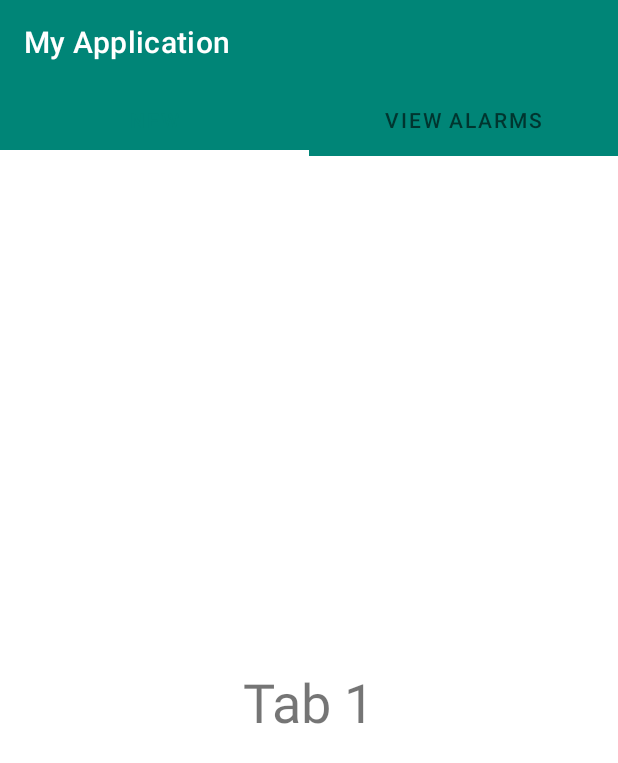
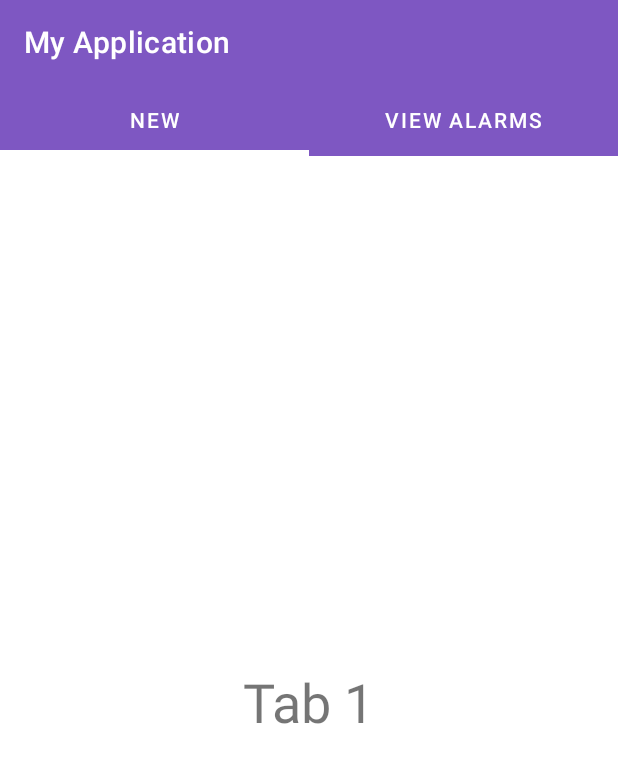
Before and after one commit to biancadragomir/bsc-mobile, an Android app: the screen it shows after launch (MainActivity), on a phone screen of 412 x 824 dp. Shown: the top 763 px of the screen. Run offline under Robolectric (Android 15) with nearby library versions, the phone set to English and light mode, and no system bars.

Commit message:
tabs working, about to add alarm stuff

```diff
--- a/app/src/main/java/app/bsc/db/drawing/Tab1Fragment.kt
+++ b/app/src/main/java/app/bsc/db/drawing/Tab1Fragment.kt
@@ -11,4 +11,8 @@ class Tab1Fragment : Fragment() {
     override fun onCreateView(inflater: LayoutInflater, container: ViewGroup?, savedInstanceState: Bundle?): View? {
         return inflater.inflate(R.layout.fragment_one, container, false)
     }
+
+
+
+
 }
--- a/app/src/main/java/app/bsc/db/drawing/TabAdapter.kt
+++ b/app/src/main/java/app/bsc/db/drawing/TabAdapter.kt
@@ -1,6 +1,6 @@
 package app.bsc.db.drawing
 
-import androidx.annotation.Nullable
+import android.util.Log
 import androidx.fragment.app.Fragment
 import androidx.fragment.app.FragmentManager
 import androidx.fragment.app.FragmentStatePagerAdapter
@@ -19,8 +19,8 @@ class TabAdapter internal constructor(fm: FragmentManager) : FragmentStatePagerA
         mFragmentTitleList.add(title)
     }
 
-    @Nullable
     override fun getPageTitle(position: Int): CharSequence? {
+        Log.i("TabAdapter", "getting page title - "+ mFragmentTitleList[position])
         return mFragmentTitleList[position]
     }
 
--- a/app/src/main/java/app/bsc/db/drawing/TabNavigationActivity.kt
+++ b/app/src/main/java/app/bsc/db/drawing/TabNavigationActivity.kt
@@ -14,6 +14,9 @@ import androidx.appcompat.widget.Toolbar
 class TabNavigationActivity : AppCompatActivity() {
     private val listFragment = listOf(TouchFeedbackFragment(),FloatingTextFragment())
     private var mSectionsPagerAdapter: SectionsPagerAdapter? = null
+
+
+
     override fun onCreate(savedInstanceState: Bundle?) {
         super.onCreate(savedInstanceState)
         setContentView(R.layout.activity_tab_navigation)
--- a/app/src/main/res/drawable/launch_screen.xml
+++ b/app/src/main/res/drawable/launch_screen.xml
@@ -1,7 +1,7 @@
 <?xml version="1.0" encoding="utf-8"?>
 <layer-list xmlns:android="http://schemas.android.com/apk/res/android"
             android:opacity="transparent">
-    <item android:drawable="@color/colorPrimaryDark"/>
+    <item android:drawable="@color/primaryDarkColor"/>
     <item>
         <bitmap
 
--- a/app/src/main/res/layout/activity_main.xml
+++ b/app/src/main/res/layout/activity_main.xml
@@ -13,13 +13,17 @@
             app:tabGravity="fill"
             app:tabIndicatorColor="@color/white"
             app:tabIndicatorHeight="4dp"
-            app:tabBackground="@color/colorPrimary"
-            app:tabMode="fixed">
+            app:tabBackground="@color/primaryColor"
+            app:tabMode="fixed"
+            app:tabTextColor="@color/white"
+    >
     </com.google.android.material.tabs.TabLayout>
     <androidx.viewpager.widget.ViewPager
             android:id="@+id/viewPager"
             android:layout_width="match_parent"
-            android:layout_height="match_parent">
+            android:layout_height="match_parent"
+            android:theme="@android:style/ThemeOverlay.Material.Dark"
+    >
     </androidx.viewpager.widget.ViewPager>
 </LinearLayout>
 
--- a/app/src/main/res/layout/app_bar.xml
+++ b/app/src/main/res/layout/app_bar.xml
@@ -5,7 +5,7 @@
                                    android:id="@+id/toolbar"
                                    android:layout_width="match_parent"
                                    android:layout_height="?attr/actionBarSize"
-                                   android:background="@color/colorPrimary"
+                                   android:background="@color/primaryColor"
                                    android:gravity="center_vertical"
                                    app:layout_collapseMode="pin"
                                    app:layout_scrollFlags="scroll|enterAlways"
--- a/app/src/main/res/values/colors.xml
+++ b/app/src/main/res/values/colors.xml
@@ -1,7 +1,12 @@
 <?xml version="1.0" encoding="utf-8"?>
 <resources>
-    <color name="colorPrimary">#008577</color>
-    <color name="colorPrimaryDark">#00574B</color>
+    <!--<color name="colorPrimary">#008577</color>-->
+    <!--<color name="colorPrimaryDark">#00574B</color>-->
     <color name="colorAccent">#D81B60</color>
     <color name="white">#fff</color>
+    <color name="primaryColor">#7e57c2</color>
+    <color name="primaryLightColor">#b085f5</color>
+    <color name="primaryDarkColor">#4d2c91</color>
+    <color name="primaryTextColor">#ffffff</color>
+
 </resources>
--- a/app/src/main/res/values/styles.xml
+++ b/app/src/main/res/values/styles.xml
@@ -3,15 +3,15 @@
     <!-- Base application theme. -->
     <style name="AppTheme" parent="Theme.MaterialComponents.DayNight.NoActionBar">
         <!-- Customize your theme here. -->
-        <item name="colorPrimary">@color/colorPrimary</item>
-        <item name="colorPrimaryDark">@color/colorPrimaryDark</item>
-        <item name="colorAccent">@color/colorAccent</item>
+        <item name="colorPrimary">@color/primaryColor</item>
+        <item name="colorPrimaryDark">@color/primaryDarkColor</item>
+        <item name="colorAccent">@color/primaryTextColor</item>
     </style>
 
     <style name="AppTheme.Launcher">
     <item name="android:windowBackground">@drawable/launch_screen</item>
         <!-- Optional, on Android 5+ you can modify the colorPrimaryDark color to match the windowBackground color for further branding-->
-         <!--<item name="colorPrimaryDark">@android:color/white</item> -->
+         <item name="colorPrimaryDark">@android:color/white</item>
     </style>
 
     <style name="MyToolbarTheme"
```
